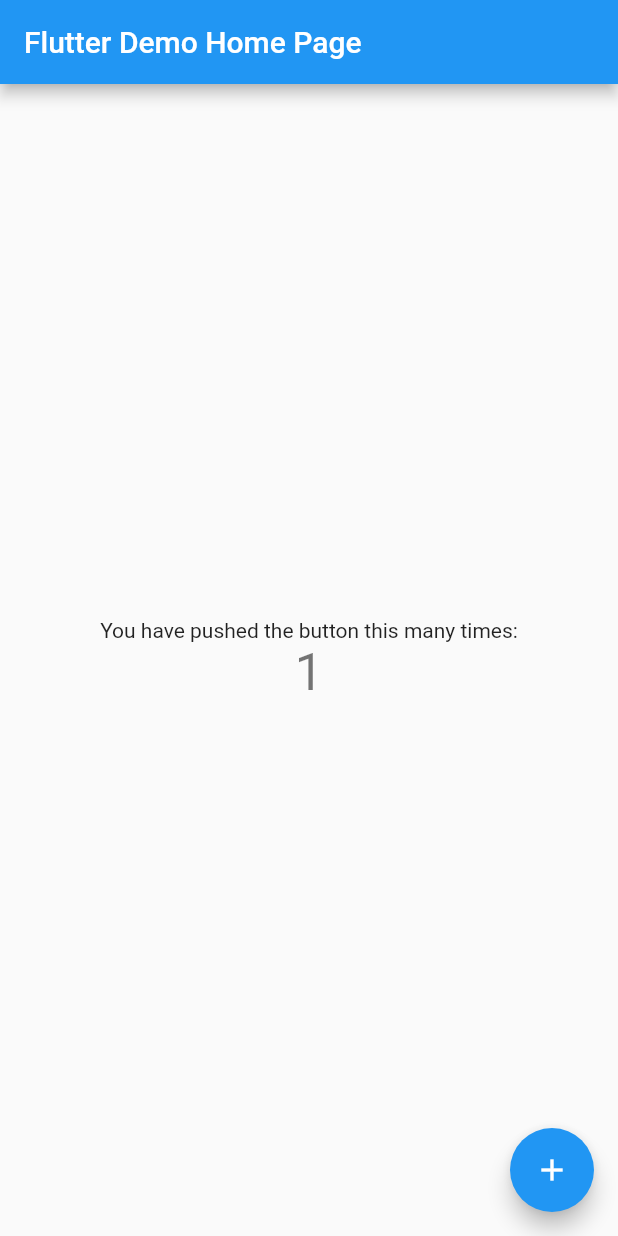
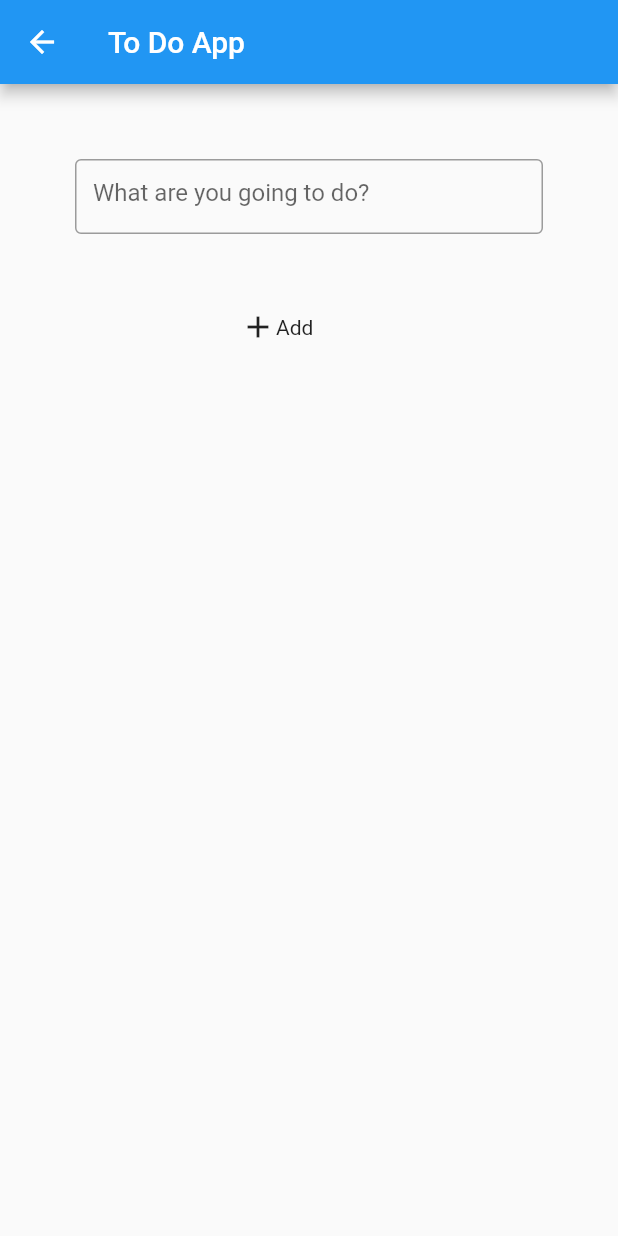
Before and after one commit to gu-tig169-ht21/gushallger, a Flutter app: the screen it shows after launch, after a tap on the "add" icon, on a phone screen of 412 x 824 dp. Run offline on Flutter 3.47's test engine with Material 2 defaults, Android fonts, the phone set to English and light mode, and no system bars.

Commit message:
Inlämning 1

```diff
--- a/lib/main.dart
+++ b/lib/main.dart
@@ -1,115 +1,55 @@
 import 'package:flutter/material.dart';
+import './saker.dart';
 
-void main() {
-  runApp(const MyApp());
-}
+void main() => runApp(MyApp());
 
 class MyApp extends StatelessWidget {
-  const MyApp({Key? key}) : super(key: key);
-
-  // This widget is the root of your application.
   @override
   Widget build(BuildContext context) {
     return MaterialApp(
-      title: 'Flutter Demo',
-      theme: ThemeData(
-        // This is the theme of your application.
-        //
-        // Try running your application with "flutter run". You'll see the
-        // application has a blue toolbar. Then, without quitting the app, try
-        // changing the primarySwatch below to Colors.green and then invoke
-        // "hot reload" (press "r" in the console where you ran "flutter run",
-        // or simply save your changes to "hot reload" in a Flutter IDE).
-        // Notice that the counter didn't reset back to zero; the application
-        // is not restarted.
-        primarySwatch: Colors.blue,
-      ),
-      home: const MyHomePage(title: 'Flutter Demo Home Page'),
+      debugShowCheckedModeBanner: false,
+      home: MainView(),
     );
   }
 }
 
-class MyHomePage extends StatefulWidget {
-  const MyHomePage({Key? key, required this.title}) : super(key: key);
-
-  // This widget is the home page of your application. It is stateful, meaning
-  // that it has a State object (defined below) that contains fields that affect
-  // how it looks.
-
-  // This class is the configuration for the state. It holds the values (in this
-  // case the title) provided by the parent (in this case the App widget) and
-  // used by the build method of the State. Fields in a Widget subclass are
-  // always marked "final".
-
-  final String title;
-
-  @override
-  State<MyHomePage> createState() => _MyHomePageState();
-}
-
-class _MyHomePageState extends State<MyHomePage> {
-  int _counter = 0;
-
-  void _incrementCounter() {
-    setState(() {
-      // This call to setState tells the Flutter framework that something has
-      // changed in this State, which causes it to rerun the build method below
-      // so that the display can reflect the updated values. If we changed
-      // _counter without calling setState(), then the build method would not be
-      // called again, and so nothing would appear to happen.
-      _counter++;
-    });
-  }
-
+class MainView extends StatelessWidget {
   @override
   Widget build(BuildContext context) {
-    // This method is rerun every time setState is called, for instance as done
-    // by the _incrementCounter method above.
-    //
-    // The Flutter framework has been optimized to make rerunning build methods
-    // fast, so that you can just rebuild anything that needs updating rather
-    // than having to individually change instances of widgets.
     return Scaffold(
       appBar: AppBar(
-        // Here we take the value from the MyHomePage object that was created by
-        // the App.build method, and use it to set our appbar title.
-        title: Text(widget.title),
-      ),
-      body: Center(
-        // Center is a layout widget. It takes a single child and positions it
-        // in the middle of the parent.
-        child: Column(
-          // Column is also a layout widget. It takes a list of children and
-          // arranges them vertically. By default, it sizes itself to fit its
-          // children horizontally, and tries to be as tall as its parent.
-          //
-          // Invoke "debug painting" (press "p" in the console, choose the
-          // "Toggle Debug Paint" action from the Flutter Inspector in Android
-          // Studio, or the "Toggle Debug Paint" command in Visual Studio Code)
-          // to see the wireframe for each widget.
-          //
-          // Column has various properties to control how it sizes itself and
-          // how it positions its children. Here we use mainAxisAlignment to
-          // center the children vertically; the main axis here is the vertical
-          // axis because Columns are vertical (the cross axis would be
-          // horizontal).
-          mainAxisAlignment: MainAxisAlignment.center,
-          children: <Widget>[
-            const Text(
-              'You have pushed the button this many times:',
-            ),
-            Text(
-              '$_counter',
-              style: Theme.of(context).textTheme.headline4,
-            ),
-          ],
-        ),
+        title: const Text('To Do App'),
+        actions: [
+          IconButton(icon: Icon(Icons.menu), onPressed: () {}),
+        ],
       ),
       floatingActionButton: FloatingActionButton(
-        onPressed: _incrementCounter,
-        tooltip: 'Increment',
-        child: const Icon(Icons.add),
-      ), // This trailing comma makes auto-formatting nicer for build methods.
+          tooltip: 'Add',
+          child: Icon(Icons.add),
+          onPressed: () {
+            Navigator.push(
+                context, MaterialPageRoute(builder: (context) => SecondView()));
+          }),
+      body: Center(
+        child: Column(children: [
+          //image(),
+          item("Handla mjölk", true),
+          item("Studera med todd", false),
+          item("Handla Mjölk", true),
+          item("Läsa på om Flutter", true),
+        ]),
+      ),
     );
   }
 }
+
+class SecondView extends StatelessWidget {
+  Widget build(BuildContext context) {
+    return Scaffold(
+      appBar: AppBar(
+        title: const Text('To Do App'),
+      ),
+      body: list(),
+    );
+  }
+}
--- /dev/null
+++ b/lib/saker.dart
@@ -0,0 +1,207 @@
+import 'package:flutter/material.dart';
+
+import 'main.dart';
+// import 'dart:html';
+
+class Fragor extends StatelessWidget {
+  String frageText;
+  Fragor(this.frageText);
+  @override
+  Widget build(BuildContext context) {
+    return Text(frageText);
+  }
+}
+
+Widget item(String attGora, bool done) {
+  return ListTile(
+    leading: Checkbox(
+      value: done,
+      onChanged: (val) {},
+    ),
+    title: Text(
+      attGora,
+      style: _textStyle(done),
+    ),
+    trailing: Icon(Icons.delete_forever_outlined),
+  );
+}
+
+TextStyle _textStyle(done) {
+  if (done) {
+    return TextStyle(fontSize: 24, decoration: TextDecoration.lineThrough);
+  } else {
+    return TextStyle(fontSize: 24);
+  }
+}
+
+Widget fyrkant() {
+  return Container(
+    width: 150,
+    height: 150,
+    margin: EdgeInsets.all(10),
+    decoration: BoxDecoration(
+        color: Colors.blue, border: Border.all(width: 3, color: Colors.yellow)),
+  );
+}
+
+Widget checkBoxRow() {
+  return Row(
+    children: [
+      Checkbox(
+        value: true,
+        onChanged: (val) {},
+      ),
+      Text("kontakta mig"),
+    ],
+  );
+}
+
+Widget image() {
+  return Stack(
+    children: [
+      Image(image: AssetImage("./bild.jpeg")),
+      Positioned(
+        bottom: 0,
+        left: 0,
+        right: 0,
+        child: Container(
+          height: 100,
+          decoration: BoxDecoration(
+            gradient: LinearGradient(
+              colors: [
+                Color.fromARGB(0, 255, 255, 255),
+                Color.fromARGB(255, 255, 255, 255),
+              ],
+              begin: Alignment.topCenter,
+              end: Alignment.bottomCenter,
+            ),
+          ),
+        ),
+      ),
+      Positioned(
+          bottom: 15,
+          left: 21,
+          child: Text(
+            "en vacker bild bara",
+          )),
+    ],
+  );
+}
+
+Widget appBar2() {
+  return Container(
+      height: 53,
+      decoration: BoxDecoration(color: Colors.blue),
+      child: Center(
+        child: Text(
+          'Titel',
+          style: TextStyle(color: Colors.white, fontSize: 24),
+        ),
+      ));
+}
+
+Widget nameLabel() {
+  return Container(
+    margin: EdgeInsets.only(left: 16, top: 24),
+    child: Text('Name'),
+  );
+}
+
+Widget nameInputField() {
+  return Container(
+    margin: EdgeInsets.only(left: 16, right: 24),
+    child: TextField(
+      decoration: InputDecoration(hintText: 'Your Name'),
+    ),
+  );
+}
+
+Widget checkboxRow() {
+  return Row(
+    children: [
+      Checkbox(
+        value: false,
+        onChanged: (val) {},
+      ),
+      Text('Contact me'),
+    ],
+  );
+}
+
+Widget iconRow() {
+  return Row(
+    children: [
+      Container(
+        margin: EdgeInsets.only(left: 16, right: 20),
+        child: Icon(Icons.person),
+      ),
+      Column(
+        crossAxisAlignment: CrossAxisAlignment.start,
+        children: [
+          Text('Heading', style: TextStyle(fontSize: 20)),
+          Text('Subheading'),
+        ],
+      )
+    ],
+  );
+}
+
+Widget buttonRow() {
+  return Row(mainAxisAlignment: MainAxisAlignment.center, children: [
+    OutlineButton(
+      onPressed: () {},
+      child: Text('Cansel'),
+    ),
+    Container(width: 20),
+    RaisedButton(
+      onPressed: () {},
+      child: Text('Save'),
+      color: Colors.white,
+    )
+  ]);
+}
+
+Widget sak() {
+  return Stack(
+    children: [
+      Container(
+        height: 40,
+      )
+    ],
+  );
+}
+
+Widget list() {
+  return ListView(
+    children: [
+      nameInputField1(),
+      addRow(),
+    ],
+  );
+}
+
+Widget addRow() {
+  return Row(
+    // ignore: prefer_const_literals_to_create_immutables
+    children: [
+      Container(
+        margin: EdgeInsets.only(left: 80, right: 80),
+      ),
+      Icon(Icons.add),
+      Text(
+        'Add',
+      ),
+    ],
+  );
+}
+
+Widget nameInputField1() {
+  return Container(
+    margin: EdgeInsets.all(50),
+    height: 50,
+    child: TextField(
+      decoration: InputDecoration(
+          border: OutlineInputBorder(), hintText: 'What are you going to do?'),
+    ),
+  );
+}
--- a/pubspec.yaml
+++ b/pubspec.yaml
@@ -1,4 +1,4 @@
-name: my_first_app
+name: firstapp
 description: A new Flutter project.
 
 # The following line prevents the package from being accidentally published to
@@ -58,7 +58,8 @@ flutter:
   uses-material-design: true
 
   # To add assets to your application, add an assets section, like this:
-  # assets:
+  assets:
+  - ./bild.jpeg
   #   - images/a_dot_burr.jpeg
   #   - images/a_dot_ham.jpeg
 
```
Also changed, not shown: bild.jpeg (added).
